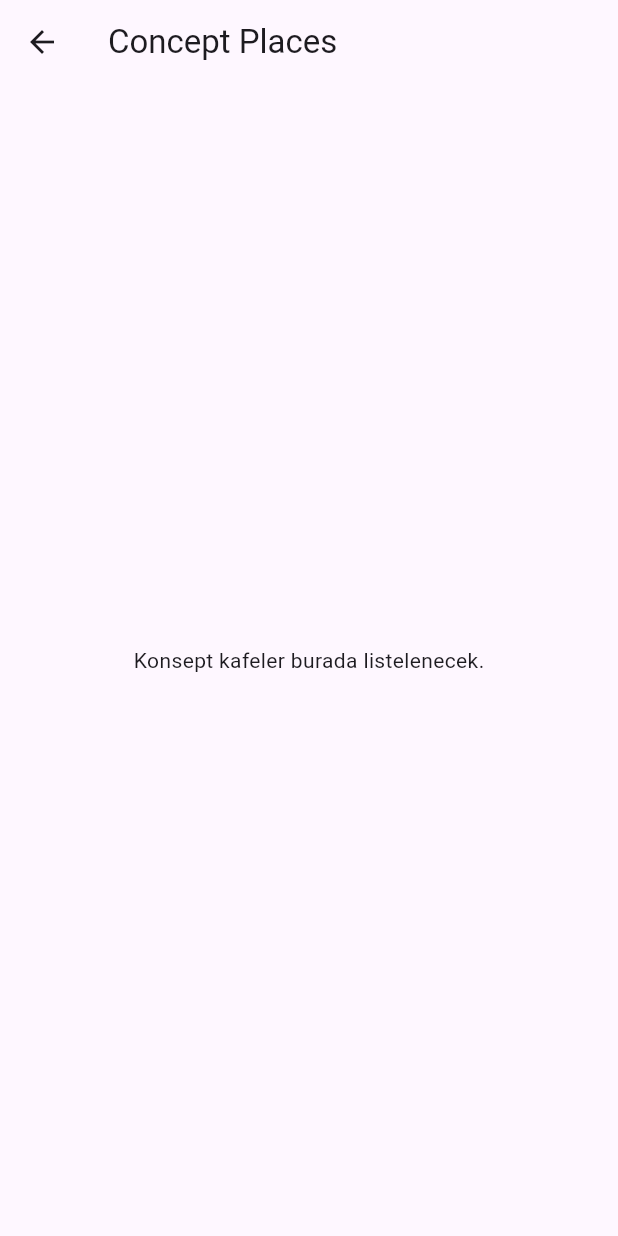
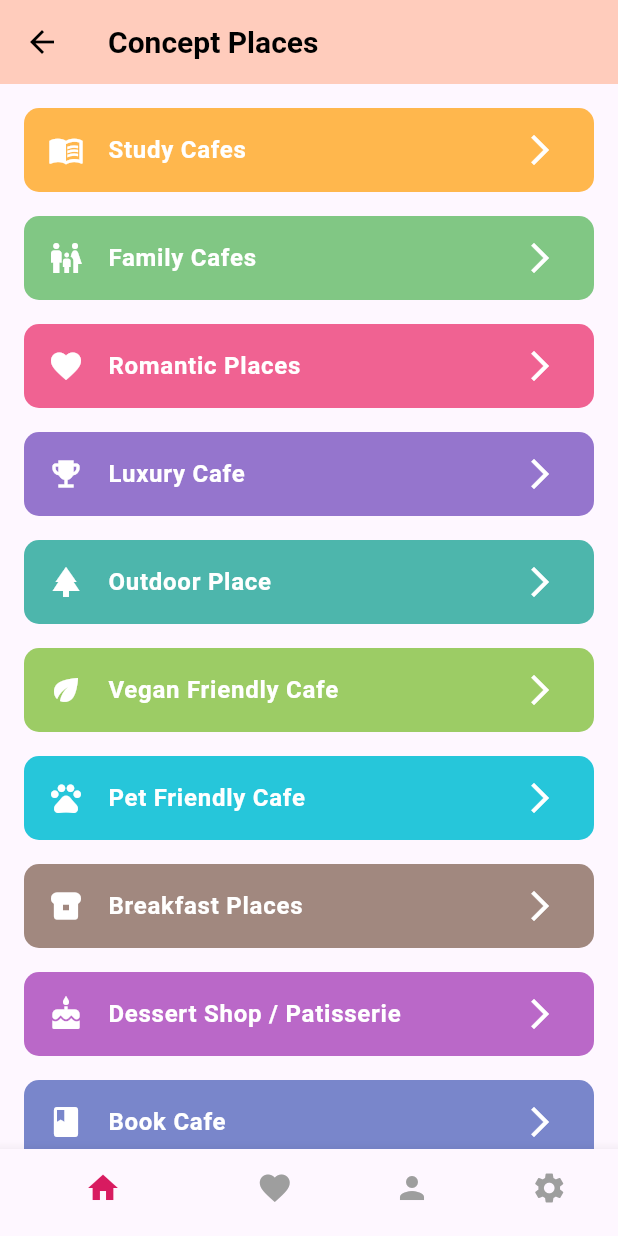
Before and after one commit to birgulbas/nom_nom_guide, a Flutter app: the screen it shows after launch, after a tap on "Concept Places", on a phone screen of 412 x 824 dp. Run offline on Flutter 3.47's test engine with Material 3 defaults, Android fonts, the phone set to English and light mode, and no system bars.

Commit message:
Yeni sayfa eklendi, hatalar düzeltildi vs.

```diff
--- a/lib/main.dart
+++ b/lib/main.dart
@@ -18,4 +18,5 @@ class MyApp extends StatelessWidget {
       home: HomeScreen(),
     );
   }
-}
+  }
+//
--- a/lib/screens/conceptPlaces_screen.dart
+++ b/lib/screens/conceptPlaces_screen.dart
@@ -1,12 +1,138 @@
 import 'package:flutter/material.dart';
+import 'package:nom_nom_guide/screens/concept_book_cafe_screen.dart';
+import 'package:nom_nom_guide/screens/concept_breakfast_place_screen.dart';
+import 'package:nom_nom_guide/screens/concept_cozy_place_screen.dart';
+import 'package:nom_nom_guide/screens/concept_dessert_shop_patisserie_screen.dart';
+import 'package:nom_nom_guide/screens/concept_fast_food_screen.dart';
+import 'package:nom_nom_guide/screens/concept_luxury_cafe_screen.dart';
+import 'package:nom_nom_guide/screens/concept_music_cafe_screen.dart';
+import 'package:nom_nom_guide/screens/concept_outdoor_place_screen.dart';
+import 'package:nom_nom_guide/screens/concept_pet_friendly_cafe_screen.dart';
+import 'package:nom_nom_guide/screens/concept_study_cafe_screen.dart';
+import 'package:nom_nom_guide/screens/concept_themed_cafe_screen.dart';
+import 'package:nom_nom_guide/screens/concept_vegan_friendly_cafe_screen.dart';
+import 'package:nom_nom_guide/screens/concept_family_cafe_screen.dart';
+import 'package:nom_nom_guide/screens/concept_romantic_place_screen.dart';
+import 'home_screen.dart';
+import 'favorites_screen.dart';
+import 'profile_screen.dart';
+import 'settings_screen.dart';
 
-class ConceptScreen extends StatelessWidget {
+class ConceptScreen extends StatefulWidget {
+  @override
+  _ConceptScreenState createState() => _ConceptScreenState();
+}
+
+class _ConceptScreenState extends State<ConceptScreen> {
+  int _selectedIndex = 0;
+
+  void _onItemTapped(int index) {
+    Widget? nextPage;
+
+    switch (index) {
+      case 0:
+        nextPage = HomeScreen();
+        break;
+      case 1:
+        nextPage = FavoritesScreen();
+        break;
+      case 2:
+        nextPage = ProfileScreen();
+        break;
+      case 3:
+        nextPage = SettingsScreen();
+        break;
+    }
+
+    if (nextPage != null) {
+      Navigator.pushReplacement(
+        context,
+        MaterialPageRoute(builder: (context) => nextPage!),
+      );
+    }
+  }
+
   @override
   Widget build(BuildContext context) {
     return Scaffold(
-      appBar: AppBar(title: Text("Concept Places")),
-      body: Center(
-        child: Text("Konsept kafeler burada listelenecek."),
+      appBar: AppBar(
+        backgroundColor: Colors.deepOrange.shade100,
+        elevation: 0,
+        leading: IconButton(
+          icon: Icon(Icons.arrow_back, color: Colors.black),
+          onPressed: () => Navigator.pop(context),
+        ),
+        title: Text(
+          'Concept Places',
+          style: TextStyle(
+            color: Colors.black,
+            fontWeight: FontWeight.bold,
+            fontSize: 20,
+          ),
+        ),
+      ),
+      body: Column(
+        children: [
+          Expanded(
+            child: ListView(
+              padding: EdgeInsets.all(16),
+              children: [
+                _buildConceptTile(context, "Study Cafes", Icons.menu_book, Colors.orange.shade300, ConceptStudyCafeScreen()),
+                _buildConceptTile(context, "Family Cafes", Icons.family_restroom, Colors.green.shade300, ConceptFamilyCafeScreen()),
+                _buildConceptTile(context, "Romantic Places", Icons.favorite, Colors.pink.shade300, ConceptRomanticPlaceScreen()),
+                _buildConceptTile(context, "Luxury Cafe", Icons.emoji_events, Colors.deepPurple.shade300, ConceptLuxuryCafeScreen()),
+                _buildConceptTile(context, "Outdoor Place", Icons.park, Colors.teal.shade300, ConceptOutdoorPlaceScreen()),
+                _buildConceptTile(context, "Vegan Friendly Cafe", Icons.eco, Colors.lightGreen.shade400, ConceptVeganFriendlyCafeScreen()),
+                _buildConceptTile(context, "Pet Friendly Cafe", Icons.pets, Colors.cyan.shade400, ConceptPetFriendlyCafeScreen()),
+                _buildConceptTile(context, "Breakfast Places", Icons.breakfast_dining, Colors.brown.shade300, ConceptBreakfastPlaceScreen()),
+                _buildConceptTile(context, "Dessert Shop / Patisserie", Icons.cake, Colors.purple.shade300, ConceptDessertShopPatisserieScreen()),
+                _buildConceptTile(context, "Book Cafe", Icons.book, Colors.indigo.shade300, ConceptBookCafeScreen()),
+                _buildConceptTile(context, "Cozy Places", Icons.spa, Colors.red.shade200, ConceptCozyPlaceScreen()),
+                _buildConceptTile(context, "Fast Food", Icons.fastfood, Colors.amber.shade600, ConceptFastFoodScreen()),
+                _buildConceptTile(context, "Themed Cafe", Icons.brush, Colors.blue.shade300, ConceptThemedCafeScreen()),
+                _buildConceptTile(context, "Music Cafe", Icons.music_note, Colors.deepOrange.shade200, ConceptMusicCafeScreen()),
+              ],
+            ),
+          ),
+        ],
+      ),
+      bottomNavigationBar: BottomNavigationBar(
+        currentIndex: _selectedIndex,
+        onTap: _onItemTapped,
+        selectedItemColor: Colors.pink.shade600,
+        unselectedItemColor: Colors.grey,
+        showSelectedLabels: false,
+        showUnselectedLabels: false,
+        items: const [
+          BottomNavigationBarItem(icon: Icon(Icons.home), label: 'HomePage'),
+          BottomNavigationBarItem(icon: Icon(Icons.favorite), label: 'Favorites'),
+          BottomNavigationBarItem(icon: Icon(Icons.person), label: 'Profile'),
+          BottomNavigationBarItem(icon: Icon(Icons.settings), label: 'Settings'),
+        ],
+      ),
+    );
+  }
+
+  Widget _buildConceptTile(BuildContext context, String title, IconData icon, Color color, Widget targetPage) {
+    return Container(
+      margin: EdgeInsets.only(bottom: 16),
+      decoration: BoxDecoration(
+        color: color,
+        borderRadius: BorderRadius.circular(10),
+      ),
+      child: ListTile(
+        leading: Icon(icon, color: Colors.white),
+        title: Text(
+          title,
+          style: TextStyle(color: Colors.white, fontWeight: FontWeight.bold),
+        ),
+        trailing: Icon(Icons.arrow_forward_ios, color: Colors.white),
+        onTap: () {
+          Navigator.push(
+            context,
+            MaterialPageRoute(builder: (context) => targetPage),
+          );
+        },
       ),
     );
   }
--- /dev/null
+++ b/lib/screens/concept_book_cafe_screen.dart
@@ -0,0 +1,13 @@
+import 'package:flutter/material.dart';
+
+class ConceptBookCafeScreen extends StatelessWidget {
+  @override
+  Widget build(BuildContext context) {
+    return Scaffold(
+      appBar: AppBar(title: Text("Book Cafe")),
+      body: Center(
+        child: Text("Book Cafeler burada listelenecek"),
+      ),
+    );
+  }
+}
--- /dev/null
+++ b/lib/screens/concept_breakfast_place_screen.dart
@@ -0,0 +1,13 @@
+import 'package:flutter/material.dart';
+
+class ConceptBreakfastPlaceScreen extends StatelessWidget {
+  @override
+  Widget build(BuildContext context) {
+    return Scaffold(
+      appBar: AppBar(title: Text("Breakfast Place")),
+      body: Center(
+        child: Text("Breakfast Place  burada listelenecek."),
+      ),
+    );
+  }
+}
--- /dev/null
+++ b/lib/screens/concept_casual_cafe_screen.dart
@@ -0,0 +1,13 @@
+import 'package:flutter/material.dart';
+
+class ConceptCasualCafeScreen extends StatelessWidget {
+  @override
+  Widget build(BuildContext context) {
+    return Scaffold(
+      appBar: AppBar(title: Text("Casual Cafe")),
+      body: Center(
+        child: Text("Casual Cafe burada listelenecek."),
+      ),
+    );
+  }
+}
--- /dev/null
+++ b/lib/screens/concept_cozy_place_screen.dart
@@ -0,0 +1,13 @@
+import 'package:flutter/material.dart';
+
+class ConceptCozyPlaceScreen extends StatelessWidget {
+  @override
+  Widget build(BuildContext context) {
+    return Scaffold(
+      appBar: AppBar(title: Text("Cozy Place")),
+      body: Center(
+        child: Text("Cozy Place burada listelenecek."),
+      ),
+    );
+  }
+}
--- /dev/null
+++ b/lib/screens/concept_dessert_shop_patisserie_screen.dart
@@ -0,0 +1,13 @@
+import 'package:flutter/material.dart';
+
+class ConceptDessertShopPatisserieScreen extends StatelessWidget {
+  @override
+  Widget build(BuildContext context) {
+    return Scaffold(
+      appBar: AppBar(title: Text("Dessert Shop / Patisserie")),
+      body: Center(
+        child: Text("Dessert Shop / Patisserie burada listelenecek."),
+      ),
+    );
+  }
+}
--- a/lib/screens/login_screen.dart
+++ b/lib/screens/login_screen.dart
@@ -1,7 +1,7 @@
 // screens/login_screen.dart
 
 import 'package:flutter/material.dart';
-import 'home_screen.dart';
+// import 'home_screen.dart'; bunu sildim
 
 class LoginScreen extends StatelessWidget {
   @override
```
Also changed, not shown: lib/screens/concept_family_cafe_screen.dart (added, +19 -0 lines), lib/screens/concept_fast_food_screen.dart (added, +19 -0 lines), lib/screens/concept_luxury_cafe_screen.dart (added, +19 -0 lines), lib/screens/concept_music_cafe_screen.dart (added, +13 -0 lines), lib/screens/concept_outdoor_place_screen.dart (added, +19 -0 lines), lib/screens/concept_pet_friendly_cafe_screen.dart (added, +19 -0 lines), lib/screens/concept_romantic_place_screen.dart (added, +19 -0 lines), lib/screens/concept_study_cafe_screen.dart (added, +75 -0 lines), lib/screens/concept_themed_cafe_screen.dart (added, +19 -0 lines), lib/screens/concept_vegan_friendly_cafe_screen.dart (added, +19 -0 lines), pubspec.lock, 125 other files.
